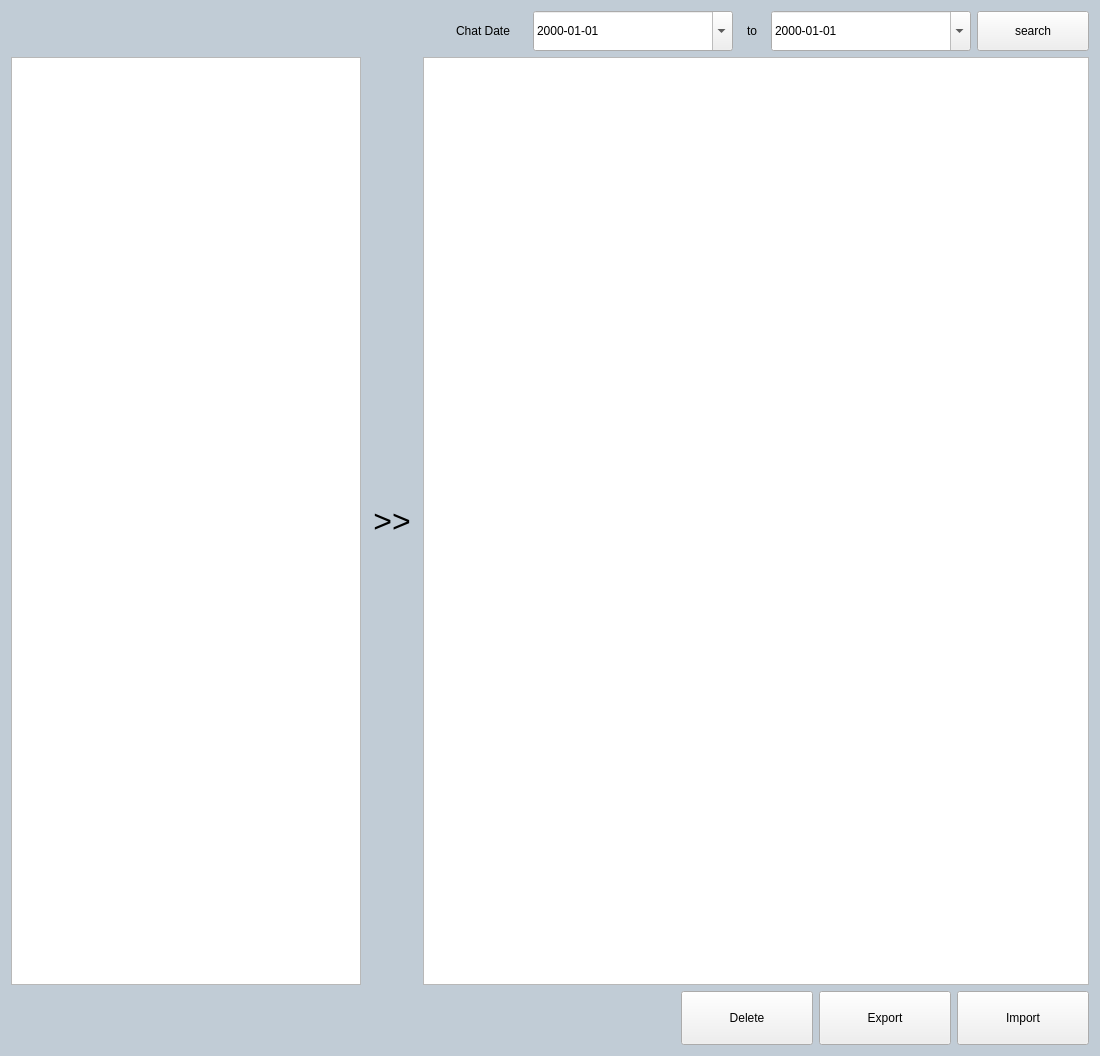
Above: src/setting_page/SettingPageHistory.ui from hanjingo/rag-qt before the change. Below: the same form after it.
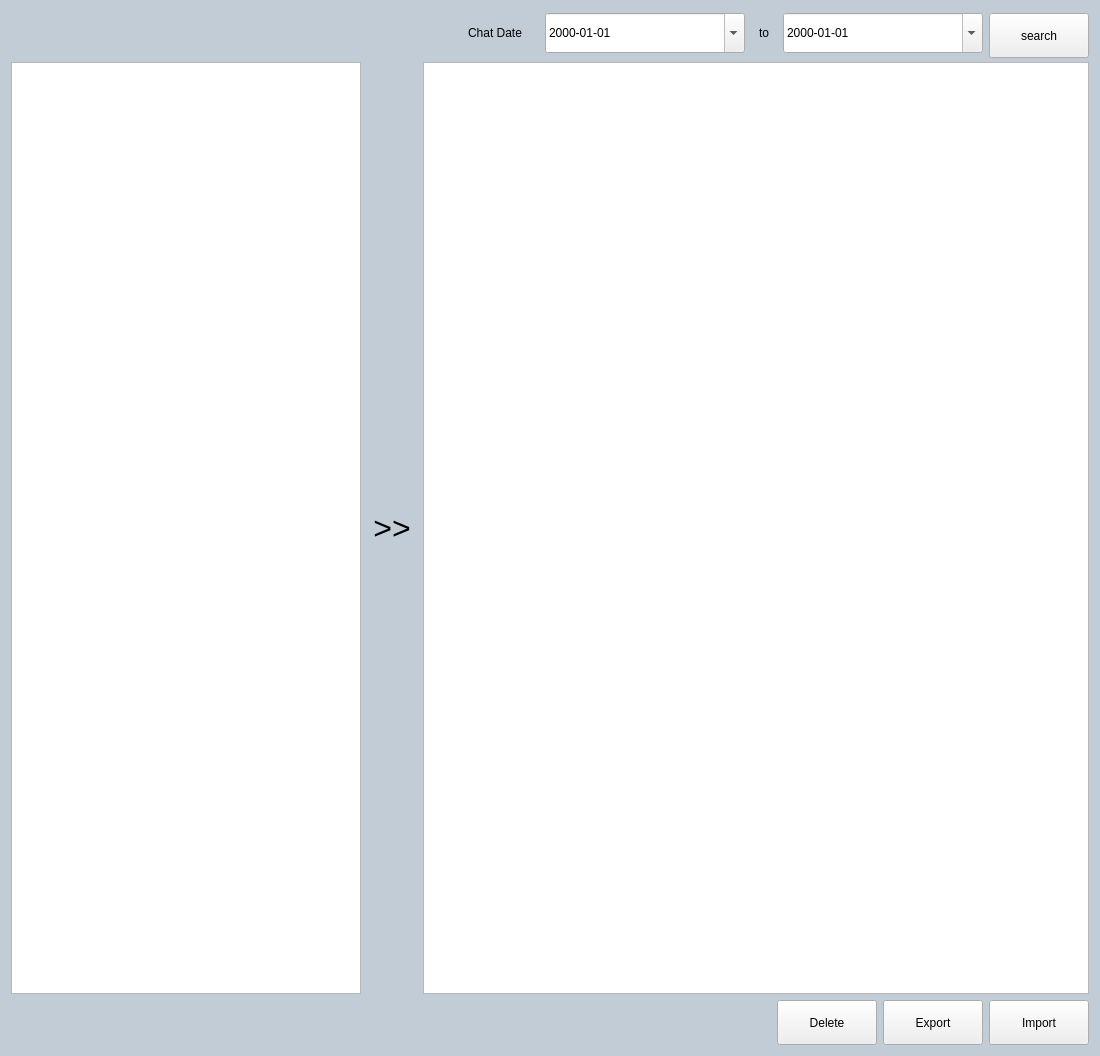
That is the form after the change.

Patch:
```diff
--- a/src/setting_page/SettingPageHistory.ui
+++ b/src/setting_page/SettingPageHistory.ui
@@ -142,8 +142,8 @@
       <widget class="QPushButton" name="btnSearch">
        <property name="minimumSize">
         <size>
-         <width>112</width>
-         <height>40</height>
+         <width>100</width>
+         <height>45</height>
         </size>
        </property>
        <property name="maximumSize">
@@ -237,8 +237,8 @@
       <widget class="QPushButton" name="btnDelete">
        <property name="minimumSize">
         <size>
-         <width>132</width>
-         <height>54</height>
+         <width>100</width>
+         <height>45</height>
         </size>
        </property>
        <property name="maximumSize">
@@ -259,8 +259,8 @@
       <widget class="QPushButton" name="btnExport">
        <property name="minimumSize">
         <size>
-         <width>132</width>
-         <height>54</height>
+         <width>100</width>
+         <height>45</height>
         </size>
        </property>
        <property name="maximumSize">
@@ -281,8 +281,8 @@
       <widget class="QPushButton" name="btnImport">
        <property name="minimumSize">
         <size>
-         <width>132</width>
-         <height>54</height>
+         <width>100</width>
+         <height>45</height>
         </size>
        </property>
        <property name="maximumSize">
```
